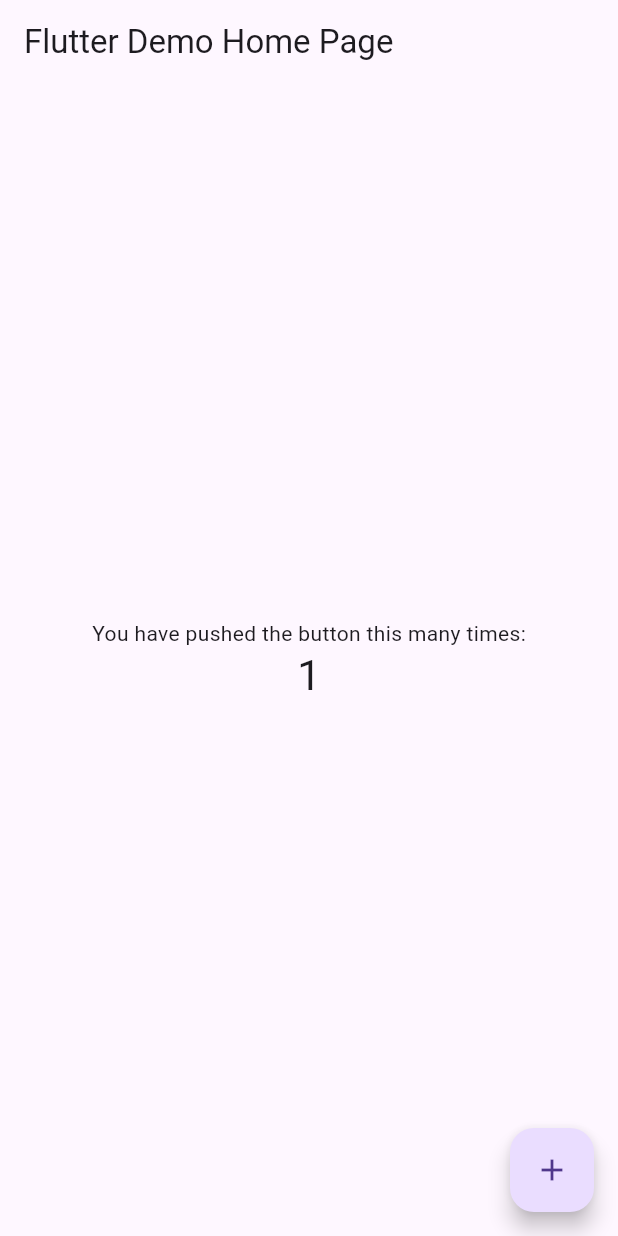
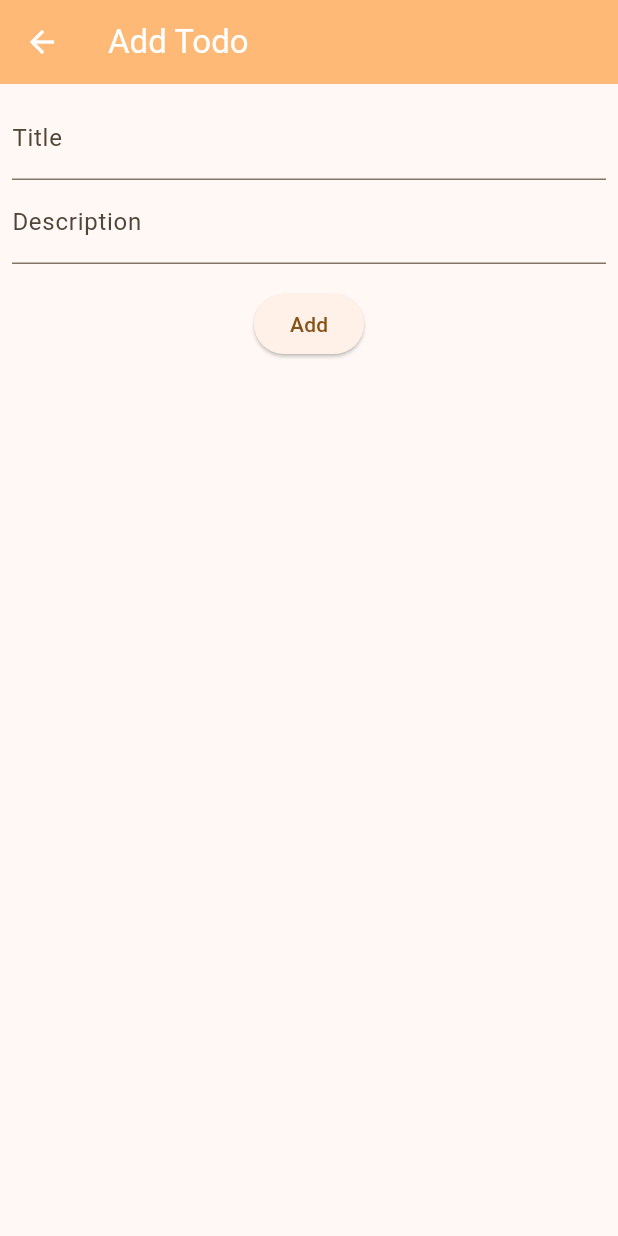
Before and after one commit to taweewong/Flutter-Todo, a Flutter app: the screen it shows after launch, after a tap on the "add" icon, on a phone screen of 412 x 824 dp. Run offline on Flutter 3.47's test engine with Material 3 defaults, Android fonts, the phone set to English and light mode, and no system bars.

Commit message:
fix copy wrong project

```diff
--- /dev/null
+++ b/lib/add_todo_page.dart
@@ -0,0 +1,49 @@
+import 'package:flutter/material.dart';
+
+class AddTodoPage extends StatefulWidget {
+  const AddTodoPage({super.key});
+
+  @override
+  State<AddTodoPage> createState() => _AddTodoPageState();
+}
+
+class _AddTodoPageState extends State<AddTodoPage> {
+  @override
+  Widget build(BuildContext context) {
+    return Scaffold(
+      appBar: AppBar(
+        backgroundColor: Theme.of(context).colorScheme.inversePrimary,
+        title: Text("Add Todo"),
+      ),
+      body: Center(
+        child: Padding(
+          padding: const EdgeInsets.all(8.0),
+          child: Column(
+            children: [
+              TextField(
+                decoration: InputDecoration(
+                  labelText: "Title"
+                ),
+              ),
+              TextField(
+                  decoration: InputDecoration(
+                      labelText: "Description"
+                  )
+              ),
+              SizedBox.fromSize(
+                size: Size(16, 16),
+              ),
+              ElevatedButton(
+                  onPressed: () {
+                    //TODO: Add todo item
+                    Navigator.of(context).pop();
+                  },
+                  child: Text("Add")
+              )
+            ],
+          ),
+        ),
+      ),
+    );
+  }
+}
--- a/lib/main.dart
+++ b/lib/main.dart
@@ -1,113 +1,121 @@
 import 'package:flutter/material.dart';
+import 'package:flutter_project/add_todo_page.dart';
 
 void main() {
-  runApp(MyApp());
+  runApp(const MyApp());
 }
 
 class MyApp extends StatelessWidget {
-  // This widget is the root of your application.
+  const MyApp({super.key});
+
   @override
   Widget build(BuildContext context) {
     return MaterialApp(
       title: 'Flutter Demo',
       theme: ThemeData(
-        // This is the theme of your application.
-        //
-        // Try running your application with "flutter run". You'll see the
-        // application has a blue toolbar. Then, without quitting the app, try
-        // changing the primarySwatch below to Colors.green and then invoke
-        // "hot reload" (press "r" in the console where you ran "flutter run",
-        // or simply save your changes to "hot reload" in a Flutter IDE).
-        // Notice that the counter didn't reset back to zero; the application
-        // is not restarted.
-        primarySwatch: Colors.blue,
+        appBarTheme: const AppBarTheme(foregroundColor: Color(0xFFFFFFFF)),
+        colorScheme: ColorScheme.fromSeed(seedColor: Colors.orange),
       ),
-      home: MyHomePage(title: 'Flutter Demo Home Page'),
+      home: const MyHomePage(title: 'Flutter Demo Home Page'),
     );
   }
 }
 
 class MyHomePage extends StatefulWidget {
-  MyHomePage({Key key, this.title}) : super(key: key);
-
-  // This widget is the home page of your application. It is stateful, meaning
-  // that it has a State object (defined below) that contains fields that affect
-  // how it looks.
-
-  // This class is the configuration for the state. It holds the values (in this
-  // case the title) provided by the parent (in this case the App widget) and
-  // used by the build method of the State. Fields in a Widget subclass are
-  // always marked "final".
+  const MyHomePage({super.key, required this.title});
 
   final String title;
 
   @override
-  _MyHomePageState createState() => _MyHomePageState();
+  State<MyHomePage> createState() => _MyHomePageState();
 }
 
 class _MyHomePageState extends State<MyHomePage> {
-  int _counter = 0;
 
-  void _incrementCounter() {
+  void _onFabClicked() {
+    Navigator.of(context).push(
+      MaterialPageRoute(builder: (context) => AddTodoPage())
+    );
+  }
+
+  @override
+  Widget build(BuildContext context) {
+    return Scaffold(
+      appBar: AppBar(
+        backgroundColor: Theme.of(context).colorScheme.inversePrimary,
+        title: Text(widget.title),
+      ),
+      body: ListView.builder(
+        itemCount: 20,
+        itemBuilder: (context, index) {
+          return MyItem();
+        },
+      ),
+      floatingActionButton: FloatingActionButton(
+        onPressed: _onFabClicked,
+        tooltip: 'Add',
+        child: const Icon(Icons.add),
+      ),
+    );
+  }
+}
+
+class MyItem extends StatefulWidget {
+  const MyItem({super.key});
+
+  @override
+  State<StatefulWidget> createState() => MyItemState();
+}
+
+class MyItemState extends State<MyItem> {
+  bool _isChecked = false;
+
+  void _checked() {
     setState(() {
-      // This call to setState tells the Flutter framework that something has
-      // changed in this State, which causes it to rerun the build method below
-      // so that the display can reflect the updated values. If we changed
-      // _counter without calling setState(), then the build method would not be
-      // called again, and so nothing would appear to happen.
-      _counter++;
+      _isChecked = !_isChecked;
     });
   }
 
   @override
   Widget build(BuildContext context) {
-    // This method is rerun every time setState is called, for instance as done
-    // by the _incrementCounter method above.
-    //
-    // The Flutter framework has been optimized to make rerunning build methods
-    // fast, so that you can just rebuild anything that needs updating rather
-    // than having to individually change instances of widgets.
-    return Scaffold(
-      appBar: AppBar(
-        // Here we take the value from the MyHomePage object that was created by
-        // the App.build method, and use it to set our appbar title.
-        title: Text(widget.title),
-      ),
-      body: Center(
-        // Center is a layout widget. It takes a single child and positions it
-        // in the middle of the parent.
-        child: Column(
-          // Column is also a layout widget. It takes a list of children and
-          // arranges them vertically. By default, it sizes itself to fit its
-          // children horizontally, and tries to be as tall as its parent.
-          //
-          // Invoke "debug painting" (press "p" in the console, choose the
-          // "Toggle Debug Paint" action from the Flutter Inspector in Android
-          // Studio, or the "Toggle Debug Paint" command in Visual Studio Code)
-          // to see the wireframe for each widget.
-          //
-          // Column has various properties to control how it sizes itself and
-          // how it positions its children. Here we use mainAxisAlignment to
-          // center the children vertically; the main axis here is the vertical
-          // axis because Columns are vertical (the cross axis would be
-          // horizontal).
-          mainAxisAlignment: MainAxisAlignment.center,
-          children: <Widget>[
-            Text(
-              'You have pushed the button this many times:',
-            ),
-            Text(
-              '$_counter',
-              style: Theme.of(context).textTheme.headline4,
-            ),
-          ],
-        ),
-      ),
-      floatingActionButton: FloatingActionButton(
-        onPressed: _incrementCounter,
-        tooltip: 'Increment',
-        child: Icon(Icons.add),
-      ), // This trailing comma makes auto-formatting nicer for build methods.
+    return ListTile(
+      title: Text("title"),
+      subtitle: Text("description"),
+      leading: Checkbox(value: _isChecked, onChanged: (value) {
+        _checked();
+      }),
+      onTap: () {
+        _checked();
+      },
     );
   }
 }
+
+class MyItemOldState extends State<MyItem> {
+  bool _isChecked = false;
+
+  void _checked() {
+    setState(() {
+      _isChecked = !_isChecked;
+    });
+  }
+
+  @override
+  Widget build(BuildContext context) {
+    return Row(
+      children: [
+        Checkbox(value: _isChecked, onChanged: (value) {
+          _checked();
+        }),
+        Column(
+          crossAxisAlignment: CrossAxisAlignment.start,
+          children: [
+            Text("title"),
+            Text("description"),
+            SizedBox(height: 8),
+          ],
+        ),
+      ],
+    );
+  }
+}
```
Also changed, not shown: analysis_options.yaml (added, +28 -0 lines), pubspec.yaml (+25 -12 lines), 42 other files.
